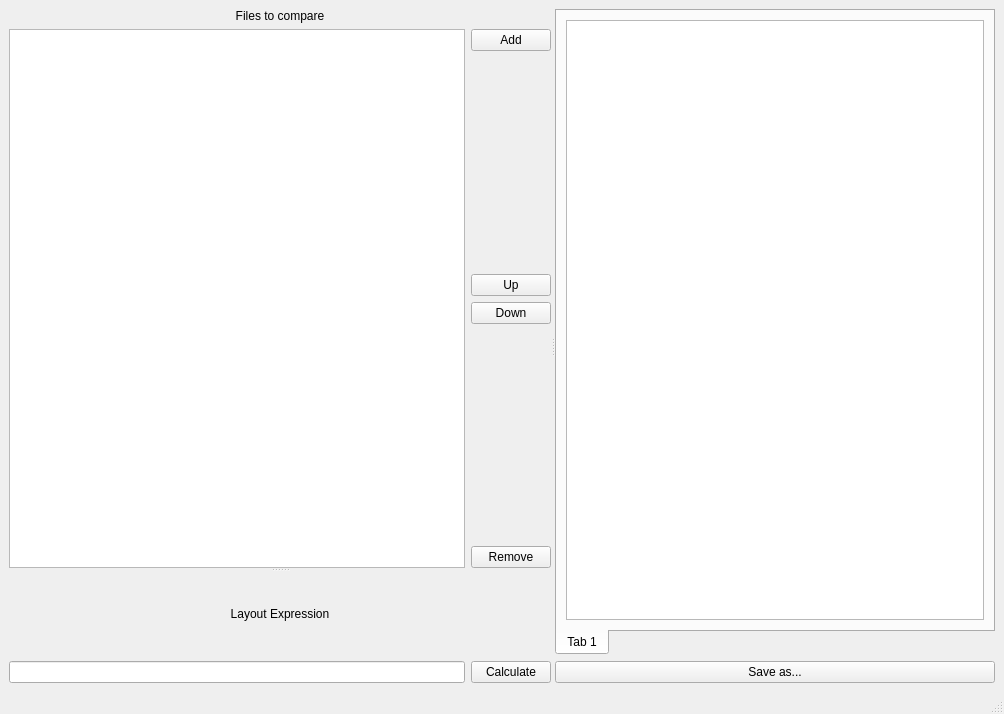
Old version of the form ptViewer.ui in the repository stko/pyvotab.
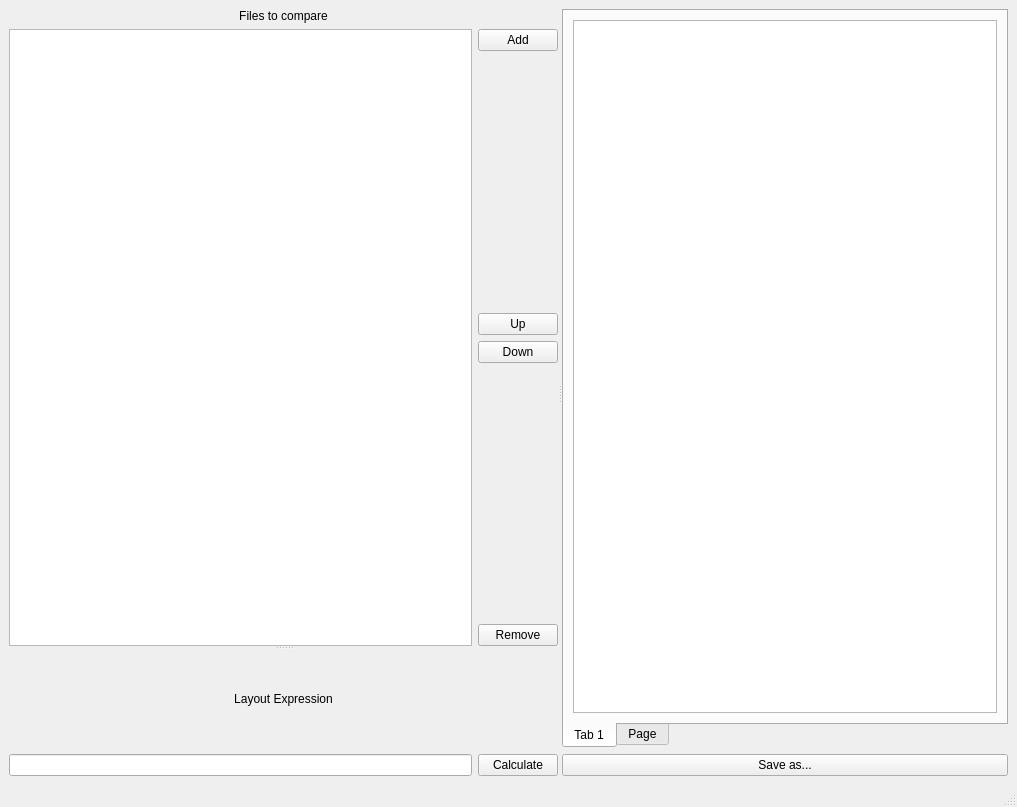
New version of the form.

What changed in the file:
```diff
--- a/ptViewer.ui
+++ b/ptViewer.ui
@@ -6,8 +6,8 @@
    <rect>
     <x>0</x>
     <y>0</y>
-    <width>1004</width>
-    <height>714</height>
+    <width>1017</width>
+    <height>807</height>
    </rect>
   </property>
   <property name="sizePolicy">
@@ -39,10 +39,16 @@
        <enum>Qt::Horizontal</enum>
       </property>
       <widget class="QSplitter" name="splitter">
+       <property name="sizePolicy">
+        <sizepolicy hsizetype="Preferred" vsizetype="Preferred">
+         <horstretch>0</horstretch>
+         <verstretch>0</verstretch>
+        </sizepolicy>
+       </property>
        <property name="orientation">
         <enum>Qt::Vertical</enum>
        </property>
-       <widget class="QWidget" name="">
+       <widget class="QWidget" name="layoutWidget">
         <layout class="QVBoxLayout" name="verticalLayout_2">
          <item>
           <widget class="QLabel" name="label">
@@ -57,12 +63,22 @@
          <item>
           <layout class="QHBoxLayout" name="horizontalLayout">
            <item>
-            <widget class="QColumnView" name="file_list_columnView"/>
+            <widget class="QListView" name="file_list_listView">
+             <property name="sizePolicy">
+              <sizepolicy hsizetype="Expanding" vsizetype="Preferred">
+               <horstretch>0</horstretch>
+               <verstretch>0</verstretch>
+              </sizepolicy>
+             </property>
+            </widget>
            </item>
            <item>
             <layout class="QVBoxLayout" name="verticalLayout">
              <item>
               <widget class="QPushButton" name="add_file_pushButton">
+               <property name="enabled">
+                <bool>true</bool>
+               </property>
                <property name="text">
                 <string>Add</string>
                </property>
@@ -121,7 +137,7 @@
          </item>
         </layout>
        </widget>
-       <widget class="QWidget" name="">
+       <widget class="QWidget" name="layoutWidget">
         <layout class="QVBoxLayout" name="verticalLayout_3">
          <item>
           <widget class="QLabel" name="label_2">
@@ -150,7 +166,7 @@
         </layout>
        </widget>
       </widget>
-      <widget class="QWidget" name="">
+      <widget class="QWidget" name="layoutWidget">
        <layout class="QVBoxLayout" name="verticalLayout_4">
         <item>
          <widget class="QTabWidget" name="excel_tabWidget">
@@ -173,6 +189,11 @@
             </item>
            </layout>
           </widget>
+          <widget class="QWidget" name="tab_2">
+           <attribute name="title">
+            <string>Page</string>
+           </attribute>
+          </widget>
          </widget>
         </item>
         <item>
```
Left out of the diff: 7 changed lines with no effect on the pictures.
